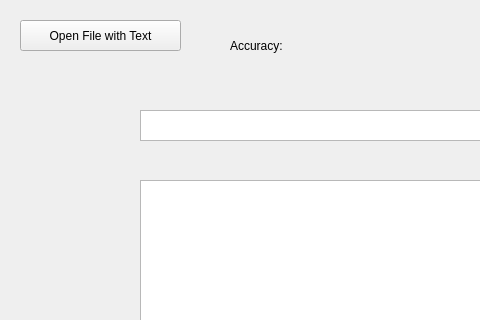
Old version of the form mainwindow.ui in the repository Kioma-dt/KeyBoard; both pictures show x 0 to 480 and y 0 to 320 of the 1280 by 720 pixel window.
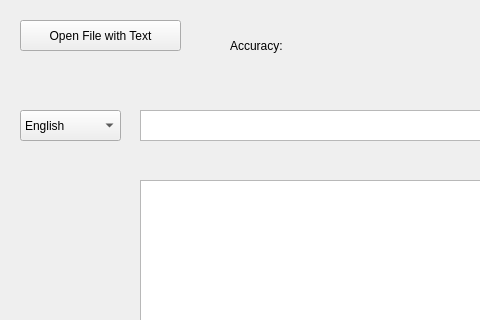
New version of the form.

Patch:
```diff
--- a/mainwindow.ui
+++ b/mainwindow.ui
@@ -1853,6 +1853,26 @@
      <set>Qt::NoTextInteraction</set>
     </property>
    </widget>
+   <widget class="QComboBox" name="comboBoxLanguage">
+    <property name="geometry">
+     <rect>
+      <x>20</x>
+      <y>110</y>
+      <width>101</width>
+      <height>31</height>
+     </rect>
+    </property>
+    <item>
+     <property name="text">
+      <string>English</string>
+     </property>
+    </item>
+    <item>
+     <property name="text">
+      <string>Русский</string>
+     </property>
+    </item>
+   </widget>
   </widget>
   <widget class="QMenuBar" name="menubar">
    <property name="geometry">
```
Left out of the diff: 13 changed lines with no effect on the pictures.
